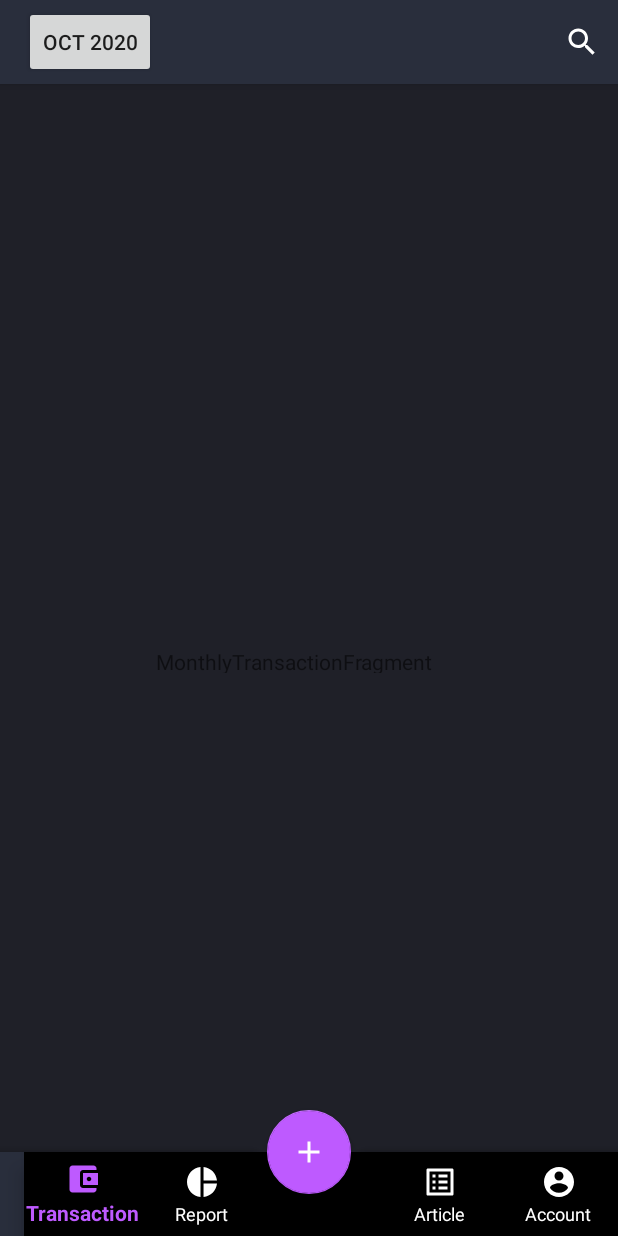
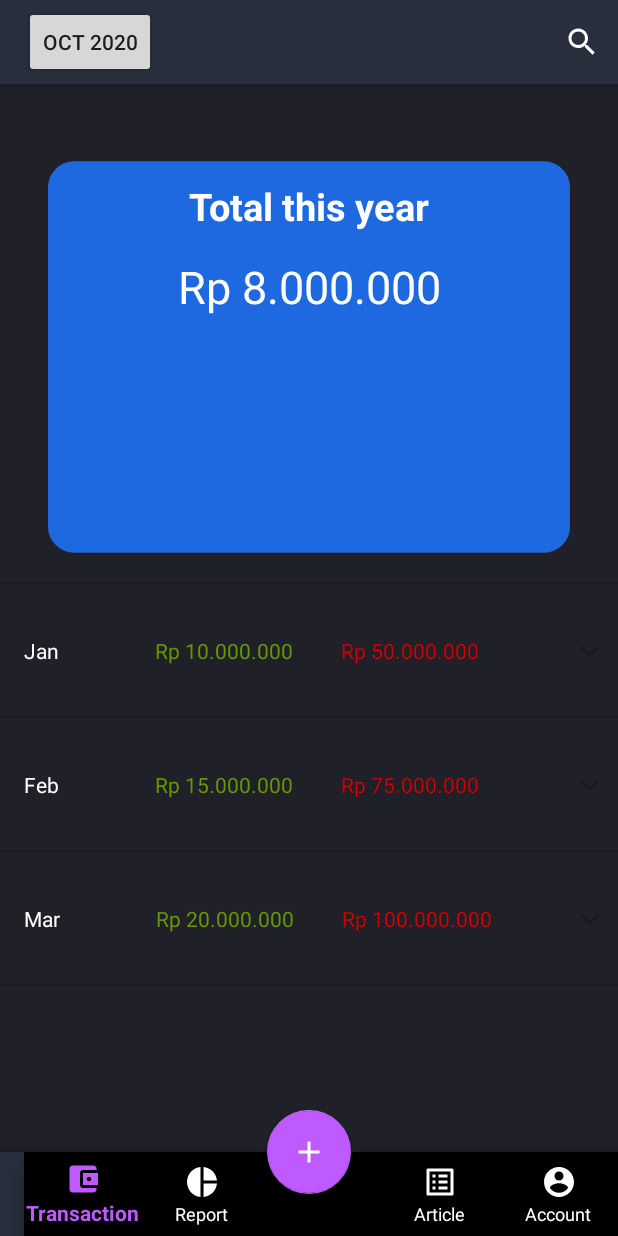
Before and after one commit to mikhaeljonathan/duitku, an Android app: the fragment MonthlyTransactionFragment placed in its activity, on a phone screen of 412 x 824 dp. Run offline under Robolectric (Android 15) with nearby library versions, the light colour scheme and no system bars.

Commit message:
monthly transaction done

```diff
--- /dev/null
+++ b/app/src/main/java/com/example/duitku/model/MonthlyTransaction.java
@@ -0,0 +1,26 @@
+package com.example.duitku.model;
+
+public class MonthlyTransaction {
+
+    private String mMonth;
+    private String mIncome;
+    private String mExpense;
+
+    public MonthlyTransaction(String month, String income, String expense){
+        mMonth = month;
+        mIncome = income;
+        mExpense = expense;
+    }
+
+    public String getMonth() {
+        return mMonth;
+    }
+
+    public String getIncome() {
+        return mIncome;
+    }
+
+    public String getExpense() {
+        return mExpense;
+    }
+}
--- a/app/src/main/java/com/example/duitku/view/DailyTransactionFragment.java
+++ b/app/src/main/java/com/example/duitku/view/DailyTransactionFragment.java
@@ -43,7 +43,7 @@ public class DailyTransactionFragment extends Fragment {
         return rootView;
     }
 
-    void setContent(){
+    private void setContent(){
 
         dailyTransactionList = new ArrayList<>();
         dailyTransactionListHashMap = new HashMap<>();
--- a/app/src/main/java/com/example/duitku/view/MonthlyTransactionFragment.java
+++ b/app/src/main/java/com/example/duitku/view/MonthlyTransactionFragment.java
@@ -4,18 +4,153 @@ import android.os.Bundle;
 import android.view.LayoutInflater;
 import android.view.View;
 import android.view.ViewGroup;
+import android.widget.BaseExpandableListAdapter;
+import android.widget.ExpandableListView;
+import android.widget.TextView;
 
 import androidx.annotation.NonNull;
 import androidx.annotation.Nullable;
 import androidx.fragment.app.Fragment;
 
 import com.example.duitku.R;
+import com.example.duitku.model.CategoryTransaction;
+import com.example.duitku.model.MonthlyTransaction;
+
+import java.time.Month;
+import java.util.ArrayList;
+import java.util.HashMap;
+import java.util.List;
 
 public class MonthlyTransactionFragment extends Fragment {
+
+    ExpandableListView monthlyExpandableListView;
+    MonthlyExpandableAdapter monthlyExpandableAdapter;
+    List<MonthlyTransaction> monthlyTransactionList;
+    HashMap<MonthlyTransaction, List<CategoryTransaction>> categoryTransactionListHashMap;
 
     @Nullable
     @Override
     public View onCreateView(@NonNull LayoutInflater inflater, @Nullable ViewGroup container, @Nullable Bundle savedInstanceState) {
-        return inflater.inflate(R.layout.fragment_transaction_monthly, container, false);
+        View rootView = inflater.inflate(R.layout.fragment_transaction_monthly, container, false);
+        View header = inflater.inflate(R.layout.year_header_list_view, null);
+
+        monthlyExpandableListView = rootView.findViewById(R.id.monthly_expandable_list_view);
+        monthlyExpandableListView.addHeaderView(header);
+        setContent();
+
+        monthlyExpandableAdapter = new MonthlyExpandableAdapter();
+        monthlyExpandableListView.setAdapter(monthlyExpandableAdapter);
+
+        return rootView;
+    }
+
+    private void setContent(){
+
+        monthlyTransactionList = new ArrayList<>();
+        categoryTransactionListHashMap = new HashMap<>();
+
+        monthlyTransactionList.add(new MonthlyTransaction("Jan", "Rp 10.000.000", "Rp 50.000.000"));
+        monthlyTransactionList.add(new MonthlyTransaction("Feb", "Rp 15.000.000", "Rp 75.000.000"));
+        monthlyTransactionList.add(new MonthlyTransaction("Mar", "Rp 20.000.000", "Rp 100.000.000"));
+
+        ArrayList<String> temp = new ArrayList<String>();
+        temp.add("Salary");
+        temp.add("Transfer");
+        temp.add("Food");
+
+        List<CategoryTransaction> categoryTransaction1 = new ArrayList<>();
+        List<CategoryTransaction> categoryTransaction2 = new ArrayList<>();
+        List<CategoryTransaction> categoryTransaction3 = new ArrayList<>();
+
+        for (int i = 0; i < temp.size();i++){
+            categoryTransaction1.add(new CategoryTransaction(temp.get(i), "Rp 100.000"));
+            categoryTransaction2.add(new CategoryTransaction(temp.get(i), "Rp 200.000"));
+            categoryTransaction3.add(new CategoryTransaction(temp.get(i), "Rp 300.000"));
+        }
+
+        categoryTransactionListHashMap.put(monthlyTransactionList.get(0), categoryTransaction1);
+        categoryTransactionListHashMap.put(monthlyTransactionList.get(1), categoryTransaction2);
+        categoryTransactionListHashMap.put(monthlyTransactionList.get(2), categoryTransaction3);
+
+    }
+
+    class MonthlyExpandableAdapter extends BaseExpandableListAdapter {
+
+        @Override
+        public int getGroupCount() {
+            return monthlyTransactionList.size();
+        }
+
+        @Override
+        public int getChildrenCount(int i) {
+            return categoryTransactionListHashMap.get(monthlyTransactionList.get(i)).size();
+        }
+
+        @Override
+        public Object getGroup(int i) {
+            return monthlyTransactionList.get(i);
+        }
+
+        @Override
+        public Object getChild(int i, int i1) {
+            return categoryTransactionListHashMap.get(monthlyTransactionList.get(i)).get(i1);
+        }
+
+        @Override
+        public long getGroupId(int i) {
+            return i;
+        }
+
+        @Override
+        public long getChildId(int i, int i1) {
+            return i1;
+        }
+
+        @Override
+        public boolean hasStableIds() {
+            return false;
+        }
+
+        @Override
+        public View getGroupView(int i, boolean b, View view, ViewGroup viewGroup) {
+            MonthlyTransaction monthlyTransaction = (MonthlyTransaction) getGroup(i);
+
+            if (view == null){
+                view = getLayoutInflater().from(getContext()).inflate(R.layout.item_list_monthly_transaction, viewGroup, false);
+            }
+
+            TextView monthName = view.findViewById(R.id.month_name);
+            monthName.setText(monthlyTransaction.getMonth());
+
+            TextView income = view.findViewById(R.id.monthly_income);
+            income.setText(monthlyTransaction.getIncome());
+
+            TextView expense = view.findViewById(R.id.monthly_expense);
+            expense.setText(monthlyTransaction.getExpense());
+
+            return view;
+        }
+
+        @Override
+        public View getChildView(int i, int i1, boolean b, View view, ViewGroup viewGroup) {
+            CategoryTransaction categoryTransaction = (CategoryTransaction) getChild(i, i1);
+
+            if (view == null){
+                view = LayoutInflater.from(getContext()).inflate(R.layout.item_list_category_transaction, viewGroup, false);
+            }
+
+            TextView categoryName = view.findViewById(R.id.category_name);
+            categoryName.setText(categoryTransaction.getCategory());
+
+            TextView amount = view.findViewById(R.id.category_amount);
+            amount.setText(categoryTransaction.getAmount());
+
+            return view;
+        }
+
+        @Override
+        public boolean isChildSelectable(int i, int i1) {
+            return true;
+        }
     }
 }
--- a/app/src/main/java/com/example/duitku/view/WeeklyTransactionFragment.java
+++ b/app/src/main/java/com/example/duitku/view/WeeklyTransactionFragment.java
@@ -45,7 +45,7 @@ public class WeeklyTransactionFragment extends Fragment {
         return rootView;
     }
 
-    void setContent(){
+    private void setContent(){
 
         weeklyTransactionList = new ArrayList<>();
         categoryTransactionListHashMap = new HashMap<>();
--- a/app/src/main/res/layout/fragment_transaction_monthly.xml
+++ b/app/src/main/res/layout/fragment_transaction_monthly.xml
@@ -6,13 +6,14 @@
     android:layout_width="match_parent"
     android:layout_height="match_parent">
 
-    <TextView
-        android:id="@+id/textView4"
-        android:layout_width="204dp"
-        android:layout_height="17dp"
-        android:text="MonthlyTransactionFragment"
+    <ExpandableListView
+        android:id="@+id/monthly_expandable_list_view"
+        android:layout_width="0dp"
+        android:layout_height="0dp"
+        android:layoutDirection="rtl"
         app:layout_constraintBottom_toBottomOf="parent"
         app:layout_constraintEnd_toEndOf="parent"
         app:layout_constraintStart_toStartOf="parent"
         app:layout_constraintTop_toTopOf="parent" />
+
 </androidx.constraintlayout.widget.ConstraintLayout>
--- /dev/null
+++ b/app/src/main/res/layout/item_list_monthly_transaction.xml
@@ -0,0 +1,41 @@
+<?xml version="1.0" encoding="utf-8"?>
+<androidx.constraintlayout.widget.ConstraintLayout xmlns:android="http://schemas.android.com/apk/res/android"
+    xmlns:app="http://schemas.android.com/apk/res-auto"
+    xmlns:tools="http://schemas.android.com/tools"
+    android:layoutDirection="ltr"
+    android:layout_width="match_parent"
+    android:layout_height="88dp">
+
+    <TextView
+        android:id="@+id/month_name"
+        android:layout_width="wrap_content"
+        android:layout_height="wrap_content"
+        android:layout_marginStart="16dp"
+        android:textColor="@android:color/white"
+        app:layout_constraintBottom_toBottomOf="parent"
+        app:layout_constraintStart_toStartOf="parent"
+        app:layout_constraintTop_toTopOf="parent"
+        tools:text="Jan" />
+
+    <TextView
+        android:id="@+id/monthly_income"
+        android:layout_width="wrap_content"
+        android:layout_height="wrap_content"
+        android:layout_marginStart="64dp"
+        android:textColor="@android:color/holo_green_dark"
+        app:layout_constraintBottom_toBottomOf="parent"
+        app:layout_constraintStart_toEndOf="@+id/month_name"
+        app:layout_constraintTop_toTopOf="parent"
+        tools:text="Rp 10.000.000" />
+
+    <TextView
+        android:id="@+id/monthly_expense"
+        android:layout_width="wrap_content"
+        android:layout_height="wrap_content"
+        android:layout_marginStart="32dp"
+        android:textColor="@android:color/holo_red_dark"
+        app:layout_constraintBottom_toBottomOf="parent"
+        app:layout_constraintStart_toEndOf="@+id/monthly_income"
+        app:layout_constraintTop_toTopOf="parent"
+        tools:text="Rp 5.000.000" />
+</androidx.constraintlayout.widget.ConstraintLayout>
--- /dev/null
+++ b/app/src/main/res/layout/year_header_list_view.xml
@@ -0,0 +1,44 @@
+<?xml version="1.0" encoding="utf-8"?>
+<androidx.constraintlayout.widget.ConstraintLayout xmlns:android="http://schemas.android.com/apk/res/android"
+    android:layout_width="match_parent"
+    android:layout_height="match_parent"
+    xmlns:app="http://schemas.android.com/apk/res-auto">
+
+    <ImageView
+        android:id="@+id/imageView"
+        android:layout_width="match_parent"
+        android:layout_height="wrap_content"
+        android:layout_marginStart="32dp"
+        android:layout_marginTop="32dp"
+        android:layout_marginEnd="32dp"
+        android:src="@drawable/summary_background"
+        app:layout_constraintEnd_toEndOf="parent"
+        app:layout_constraintStart_toStartOf="parent"
+        app:layout_constraintTop_toTopOf="parent" />
+
+    <TextView
+        android:id="@+id/textView2"
+        android:layout_width="wrap_content"
+        android:layout_height="wrap_content"
+        android:layout_marginTop="32dp"
+        android:text="Total this year"
+        android:textColor="@android:color/white"
+        android:textSize="25sp"
+        android:textStyle="bold"
+        app:layout_constraintEnd_toEndOf="@+id/imageView"
+        app:layout_constraintStart_toStartOf="@+id/imageView"
+        app:layout_constraintTop_toTopOf="@+id/imageView" />
+
+    <TextView
+        android:id="@+id/textView6"
+        android:layout_width="wrap_content"
+        android:layout_height="wrap_content"
+        android:layout_marginTop="16dp"
+        android:textColor="@android:color/white"
+        android:textSize="30sp"
+        android:text="Rp 8.000.000"
+        app:layout_constraintEnd_toEndOf="@+id/imageView"
+        app:layout_constraintStart_toStartOf="@+id/imageView"
+        app:layout_constraintTop_toBottomOf="@+id/textView2" />
+
+</androidx.constraintlayout.widget.ConstraintLayout>
```
